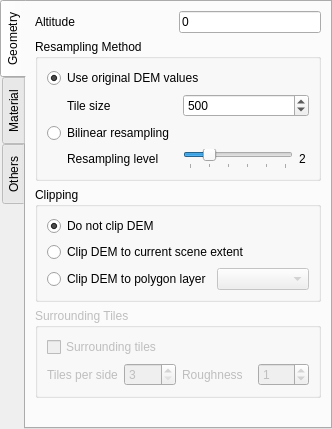
Above: gui/ui/demproperties.ui from minorua/Qgis2threejs before the change. Below: the same form after it.
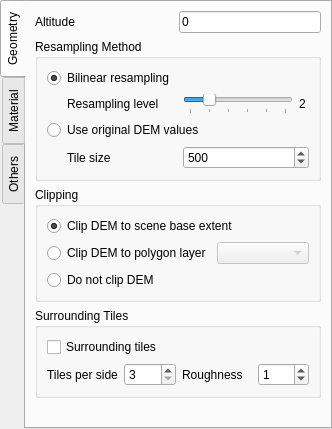
That is the form after the change. Custom widgets are drawn as their Qt base class.

Commit message:
set bilinear resampling as the default
because the “Use original DEM values” option can significantly increase data size and negatively impact performance and stability

Diff of the .ui file:
```diff
--- a/gui/ui/demproperties.ui
+++ b/gui/ui/demproperties.ui
@@ -69,57 +69,14 @@
           <string>Resampling Method</string>
          </property>
          <layout class="QVBoxLayout" name="verticalLayout_5">
-          <item>
-           <widget class="QRadioButton" name="radioButton_OriginalValues">
-            <property name="text">
-             <string>Use original DEM values</string>
-            </property>
-            <property name="checked">
-             <bool>true</bool>
-            </property>
-           </widget>
-          </item>
-          <item>
-           <layout class="QFormLayout" name="formLayoutOriginalValues">
-            <property name="leftMargin">
-             <number>20</number>
-            </property>
-            <item row="0" column="0">
-             <widget class="QLabel" name="labelTileSize">
-              <property name="minimumSize">
-               <size>
-                <width>110</width>
-                <height>0</height>
-               </size>
-              </property>
-              <property name="text">
-               <string>Tile size</string>
-              </property>
-             </widget>
-            </item>
-            <item row="0" column="1">
-             <widget class="QSpinBox" name="spinBox_TileSize">
-              <property name="minimum">
-               <number>100</number>
-              </property>
-              <property name="maximum">
-               <number>3000</number>
-              </property>
-              <property name="singleStep">
-               <number>100</number>
-              </property>
-              <property name="value">
-               <number>500</number>
-              </property>
-             </widget>
-            </item>
-           </layout>
-          </item>
           <item>
            <widget class="QRadioButton" name="radioButton_Resampling">
             <property name="text">
              <string>Bilinear resampling</string>
             </property>
+            <property name="checked">
+             <bool>true</bool>
+            </property>
            </widget>
           </item>
           <item>
@@ -183,6 +140,49 @@
             </item>
            </layout>
           </item>
+          <item>
+           <widget class="QRadioButton" name="radioButton_OriginalValues">
+            <property name="text">
+             <string>Use original DEM values</string>
+            </property>
+           </widget>
+          </item>
+          <item>
+           <layout class="QFormLayout" name="formLayoutOriginalValues">
+            <property name="leftMargin">
+             <number>20</number>
+            </property>
+            <item row="0" column="0">
+             <widget class="QLabel" name="labelTileSize">
+              <property name="minimumSize">
+               <size>
+                <width>110</width>
+                <height>0</height>
+               </size>
+              </property>
+              <property name="text">
+               <string>Tile size</string>
+              </property>
+             </widget>
+            </item>
+            <item row="0" column="1">
+             <widget class="QSpinBox" name="spinBox_TileSize">
+              <property name="minimum">
+               <number>100</number>
+              </property>
+              <property name="maximum">
+               <number>3000</number>
+              </property>
+              <property name="singleStep">
+               <number>100</number>
+              </property>
+              <property name="value">
+               <number>500</number>
+              </property>
+             </widget>
+            </item>
+           </layout>
+          </item>
          </layout>
         </widget>
        </item>
@@ -199,6 +199,16 @@
             </property>
            </widget>
           </item>
+          <item row="1" column="0" colspan="2">
+           <widget class="QRadioButton" name="radioButton_ClipBaseExtent">
+            <property name="text">
+             <string>Clip DEM to scene base extent</string>
+            </property>
+            <property name="checked">
+             <bool>true</bool>
+            </property>
+           </widget>
+          </item>
           <item row="2" column="1">
            <widget class="QComboBox" name="comboBox_ClipLayer">
             <property name="enabled">
@@ -206,21 +216,11 @@
             </property>
            </widget>
           </item>
-          <item row="1" column="0" colspan="2">
-           <widget class="QRadioButton" name="radioButton_ClipBaseExtent">
-            <property name="text">
-             <string>Clip DEM to current scene extent</string>
-            </property>
-           </widget>
-          </item>
-          <item row="0" column="0">
+          <item row="3" column="0">
            <widget class="QRadioButton" name="radioButton_NoClip">
             <property name="text">
              <string>Do not clip DEM</string>
             </property>
-            <property name="checked">
-             <bool>true</bool>
-            </property>
            </widget>
           </item>
          </layout>
@@ -228,9 +228,6 @@
        </item>
        <item>
         <widget class="QGroupBox" name="groupBoxTiles">
-         <property name="enabled">
-          <bool>false</bool>
-         </property>
          <property name="title">
           <string>Surrounding Tiles</string>
          </property>
```
Left out of the diff: 6 changed lines with no effect on the pictures. The commit also changes 2 other files.
